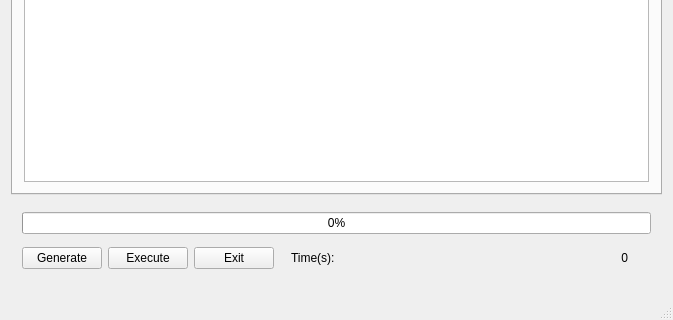
This is mainwindow.ui in sojoe02/RANA as Qt 5 draws it before an edit; both pictures show x 0 to 673 and y 222 to 542 of the 673 by 542 pixel window. The edited form follows.
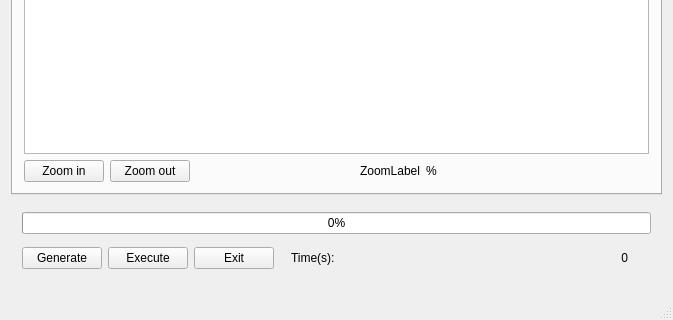
This is the edited form. The open tabs and pages were chosen to show the change.

Commit message: added zoom funtionality for the map, and agent rendering

Patch:
```diff
--- a/mainwindow.ui
+++ b/mainwindow.ui
@@ -458,9 +458,52 @@
         <string>Map</string>
        </attribute>
        <layout class="QGridLayout" name="gridLayout_4">
-        <item row="2" column="0" colspan="2">
+        <item row="3" column="0">
+         <widget class="QPushButton" name="zoomInPushButton">
+          <property name="sizePolicy">
+           <sizepolicy hsizetype="Fixed" vsizetype="Fixed">
+            <horstretch>0</horstretch>
+            <verstretch>0</verstretch>
+           </sizepolicy>
+          </property>
+          <property name="text">
+           <string>Zoom in</string>
+          </property>
+         </widget>
+        </item>
+        <item row="2" column="0" colspan="4">
          <widget class="QGraphicsView" name="graphicsView"/>
         </item>
+        <item row="3" column="1">
+         <widget class="QPushButton" name="zoomOutPushButton">
+          <property name="sizePolicy">
+           <sizepolicy hsizetype="Fixed" vsizetype="Fixed">
+            <horstretch>0</horstretch>
+            <verstretch>0</verstretch>
+           </sizepolicy>
+          </property>
+          <property name="text">
+           <string>Zoom out</string>
+          </property>
+         </widget>
+        </item>
+        <item row="3" column="2">
+         <widget class="QLabel" name="zoomLabel">
+          <property name="text">
+           <string>ZoomLabel</string>
+          </property>
+          <property name="alignment">
+           <set>Qt::AlignRight|Qt::AlignTrailing|Qt::AlignVCenter</set>
+          </property>
+         </widget>
+        </item>
+        <item row="3" column="3">
+         <widget class="QLabel" name="label_12">
+          <property name="text">
+           <string>%</string>
+          </property>
+         </widget>
+        </item>
        </layout>
       </widget>
      </widget>
```
Left out of the diff: 2 changed lines with no effect on the pictures. The commit also changes 3 other files.
